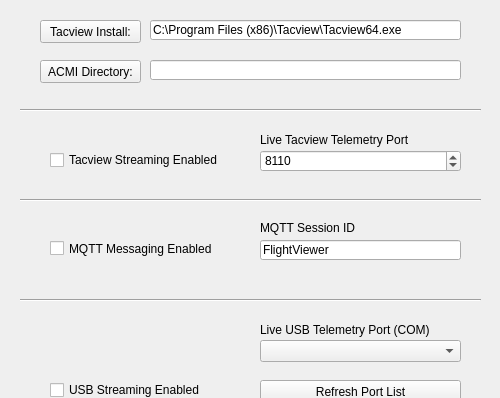
First picture: the form in gui.ui, repository PowerBroker2/Thunder_Viewer, before the edit; both pictures show x 0 to 500 and y 0 to 398 of the 500 by 735 pixel window.
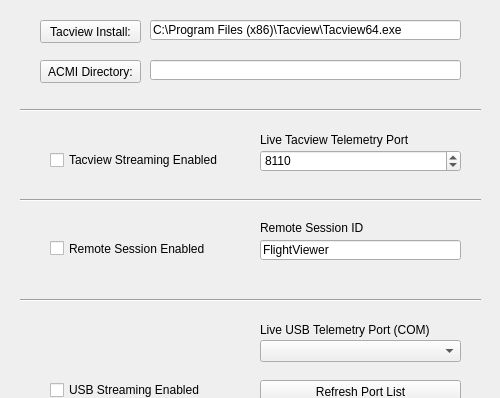
Second picture: the form after the edit.

```diff
--- a/gui.ui
+++ b/gui.ui
@@ -88,7 +88,7 @@
      </rect>
     </property>
     <property name="text">
-     <string>MQTT Session ID</string>
+     <string>Remote Session ID</string>
     </property>
    </widget>
    <widget class="QCheckBox" name="mqtt">
@@ -101,7 +101,7 @@
      </rect>
     </property>
     <property name="text">
-     <string>MQTT Messaging Enabled</string>
+     <string>Remote Session Enabled</string>
     </property>
    </widget>
    <widget class="QPushButton" name="acmi_select">
```
